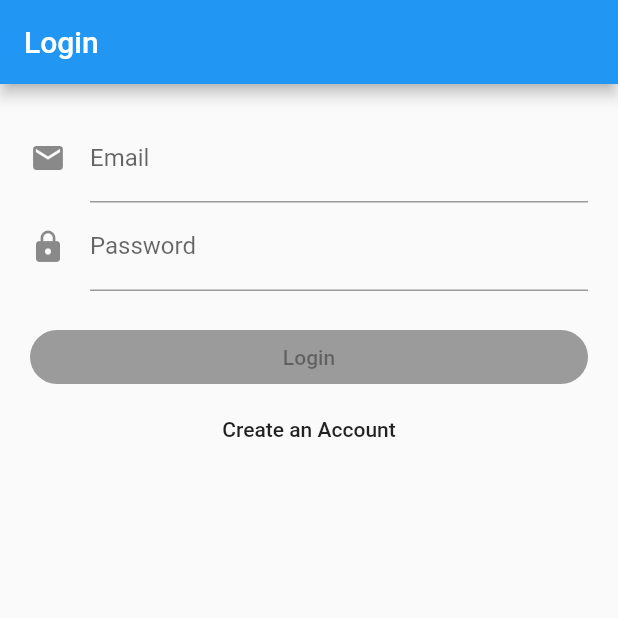
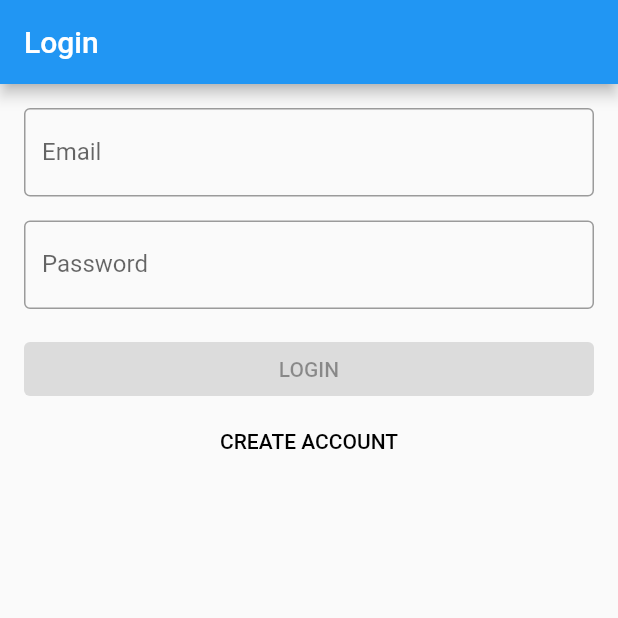
Before and after one commit to tony48787/dbtc, a Flutter app: the screen it shows after launch, on a phone screen of 412 x 824 dp, the top half of it. Run offline on Flutter 3.47's test engine with Material 2 defaults, Android fonts, the phone set to English and light mode, and no system bars; our stand-ins replace bloc, cloud_firestore, equatable, firebase_auth, flutter_bloc, rxdart and 1 more; accounts and stored records are empty.

Commit message:
Refactored UI

```diff
--- a/lib/screens/login_screen.dart
+++ b/lib/screens/login_screen.dart
@@ -1,7 +1,9 @@
 import 'package:dbtc/blocs/auth/auth.dart';
 import 'package:dbtc/blocs/login/login.dart';
+import 'package:dbtc/localizations/app_localizations.dart';
 import 'package:dbtc/repository/user_repository.dart';
 import 'package:dbtc/screens/signup_screen.dart';
+import 'package:dbtc/widgets/full_width_buttons.dart';
 import 'package:flutter/material.dart';
 import 'package:flutter_bloc/flutter_bloc.dart';
 
@@ -11,7 +13,7 @@ class LoginScreen extends StatelessWidget {
     final UserRepository _userRepository = RepositoryProvider.of<UserRepository>(context);
 
     return Scaffold(
-      appBar: AppBar(title: Text('Login')),
+      appBar: AppBar(title: Text(AppLocalizations.of(context).translate('LOGIN'))),
       body: BlocProvider<LoginBloc>(
         builder: (context) => LoginBloc(userRepository: _userRepository),
         child: LoginForm(),
@@ -34,7 +36,7 @@ class _LoginFormState extends State<LoginForm> {
       _emailController.text.isNotEmpty && _passwordController.text.isNotEmpty;
 
   bool isLoginButtonEnabled(LoginState state) {
-    return state.isFormValid && isPopulated && !state.isSubmitting;
+    return state.isFormValid && isPopulated;
   }
 
   @override
@@ -63,21 +65,6 @@ class _LoginFormState extends State<LoginForm> {
               ),
             );
         }
-        if (state.isSubmitting) {
-          Scaffold.of(context)
-            ..hideCurrentSnackBar()
-            ..showSnackBar(
-              SnackBar(
-                content: Row(
-                  mainAxisAlignment: MainAxisAlignment.spaceBetween,
-                  children: [
-                    Text('Logging In...'),
-                    CircularProgressIndicator(),
-                  ],
-                ),
-              ),
-            );
-        }
         if (state.isSuccess) {
           BlocProvider.of<AuthBloc>(context).add(LoggedIn());
         }
@@ -86,15 +73,15 @@ class _LoginFormState extends State<LoginForm> {
         bloc: _loginBloc,
         builder: (BuildContext context, LoginState state) {
           return Padding(
-            padding: EdgeInsets.all(20.0),
+            padding: EdgeInsets.all(16),
             child: Form(
               child: ListView(
                 children: <Widget>[
                   TextFormField(
                     controller: _emailController,
                     decoration: InputDecoration(
-                      icon: Icon(Icons.email),
-                      labelText: 'Email',
+                      border: OutlineInputBorder(),
+                      labelText: AppLocalizations.of(context).translate('EMAIL'),
                     ),
                     autovalidate: true,
                     autocorrect: false,
@@ -102,11 +89,12 @@ class _LoginFormState extends State<LoginForm> {
                       return !state.isEmailValid ? 'Invalid Email' : null;
                     },
                   ),
+                  SizedBox(height: 16),
                   TextFormField(
                     controller: _passwordController,
                     decoration: InputDecoration(
-                      icon: Icon(Icons.lock),
-                      labelText: 'Password',
+                      border: OutlineInputBorder(),
+                      labelText: AppLocalizations.of(context).translate('PASSWORD'),
                     ),
                     obscureText: true,
                     autovalidate: true,
@@ -115,20 +103,28 @@ class _LoginFormState extends State<LoginForm> {
                       return !state.isPasswordValid ? 'Invalid Password' : null;
                     },
                   ),
-                  Padding(
-                    padding: EdgeInsets.symmetric(vertical: 20),
-                    child: Column(
+                  SizedBox(height: 16),
+                  Column(
                     crossAxisAlignment: CrossAxisAlignment.stretch,
                     children: <Widget>[
-                        LoginButton(
+                      FullWidthRaisedButton(
+                        text: AppLocalizations.of(context).translate('LOGIN'),
                         onPressed: isLoginButtonEnabled(state)
                             ? _onFormSubmitted
                             : null,
+                        isLoading: state.isSubmitting,
                       ),
-//                        GoogleLoginButton(),
-                        CreateAccountButton(),
+                      FullWidthFlatButton(
+                        text: AppLocalizations.of(context).translate('CREATE_ACCOUNT'),
+                        onPressed: () {
+                          Navigator.of(context).push(
+                            MaterialPageRoute(builder: (context) {
+                              return SignupScreen();
+                            }),
+                          );
+                        },
+                      )
                     ],
-                    ),
                   ),
                 ],
               ),
@@ -167,40 +163,3 @@ class _LoginFormState extends State<LoginForm> {
     );
   }
 }
-
-class LoginButton extends StatelessWidget {
-  final VoidCallback _onPressed;
-
-  LoginButton({Key key, VoidCallback onPressed})
-      : _onPressed = onPressed,
-        super(key: key);
-
-  @override
-  Widget build(BuildContext context) {
-    return RaisedButton(
-      shape: RoundedRectangleBorder(
-        borderRadius: BorderRadius.circular(30.0),
-      ),
-      onPressed: _onPressed,
-      child: Text('Login'),
-    );
-  }
-}
-
-class CreateAccountButton extends StatelessWidget {
-  @override
-  Widget build(BuildContext context) {
-    return FlatButton(
-      child: Text(
-        'Create an Account',
-      ),
-      onPressed: () {
-        Navigator.of(context).push(
-          MaterialPageRoute(builder: (context) {
-            return SignupScreen();
-          }),
-        );
-      },
-    );
-  }
-}
--- a/lib/screens/settings_sub_screen.dart
+++ b/lib/screens/settings_sub_screen.dart
@@ -18,7 +18,7 @@ class SettingsSubScreen extends StatelessWidget {
           },
         ),
         ListTile(
-          leading: Icon(Icons.brightness_medium),
+          leading: Icon(Icons.notifications),
           title: Text(AppLocalizations.of(context).translate('NOTIFICATION_TIME')),
           onTap: () {
             showNotificationDialog(context);
--- a/lib/ui/app_theme.dart
+++ b/lib/ui/app_theme.dart
@@ -9,6 +9,10 @@ final appThemeData = {
   AppTheme.LIGHT: ThemeData(
     brightness: Brightness.light,
     primarySwatch: Colors.blue,
+    buttonTheme: ButtonThemeData(
+      textTheme: ButtonTextTheme.primary,
+      buttonColor: Colors.blue,
+    )
   ),
   AppTheme.DARK: ThemeData(
     brightness: Brightness.dark,
--- /dev/null
+++ b/lib/widgets/full_width_buttons.dart
@@ -0,0 +1,67 @@
+import 'package:flutter/material.dart';
+
+abstract class FullWidthButton extends StatelessWidget {
+
+  final double _width = double.infinity;
+
+  final String text;
+  final VoidCallback onPressed;
+  final bool isLoading;
+
+  Widget get _label => Text(text.toUpperCase());
+  Widget get _progress;
+  Widget get _button;
+
+  FullWidthButton({ key, this.text, this.onPressed, this.isLoading }): super(key: key);
+
+  @override
+  Widget build(BuildContext context) {
+    return SizedBox(
+      width: _width,
+      child: _button,
+    );
+  }
+
+}
+
+class FullWidthRaisedButton extends FullWidthButton {
+
+  @override
+  Widget get _progress => SizedBox(
+    height: 24,
+    width: 24,
+    child: CircularProgressIndicator(
+      backgroundColor: Colors.white,
+    ),
+  );
+
+  @override
+  Widget get _button => RaisedButton(
+    onPressed: onPressed,
+    child: isLoading? _progress : _label,
+  );
+
+  FullWidthRaisedButton({ key, text, onPressed, isLoading = false }):
+        super(key: key, text: text, onPressed: onPressed, isLoading: isLoading);
+
+}
+
+class FullWidthFlatButton extends FullWidthButton {
+
+  @override
+  Widget get _progress => SizedBox(
+    height: 24,
+    width: 24,
+    child: CircularProgressIndicator(),
+  );
+
+  @override
+  Widget get _button => FlatButton(
+    onPressed: onPressed,
+    child: isLoading? _progress : _label,
+  );
+
+  FullWidthFlatButton({ key, text, onPressed, isLoading = false }):
+        super(key: key, text: text, onPressed: onPressed, isLoading: isLoading);
+
+}
```
Also changed, not shown: lang/en.json (+9 -1 lines), lib/screens/add_edit_screen.dart (+7 -12 lines), lib/screens/signup_screen.dart (+23 -45 lines). Lines whose indentation alone changed are shown as unchanged.
